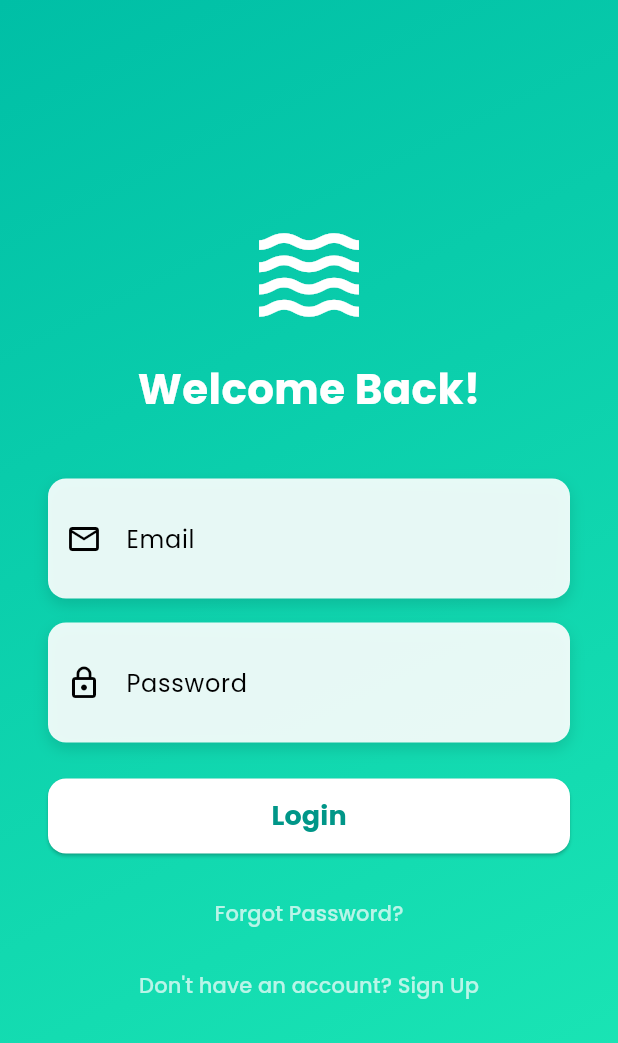
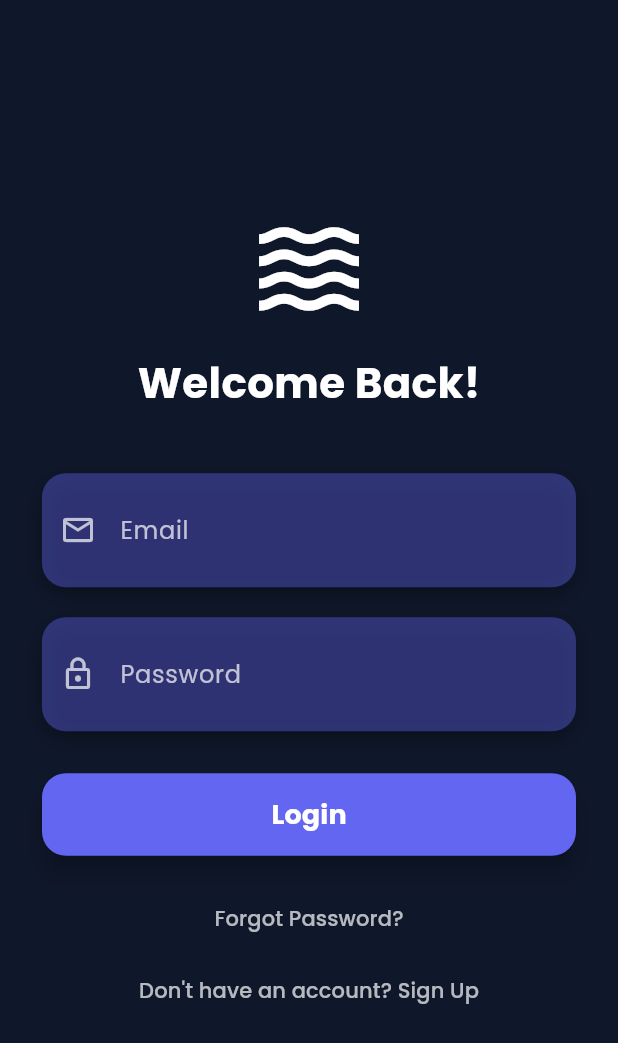
Before and after one commit to Arjav-07/skill_waves, a Flutter app: the screen it shows after launch, on a phone screen of 412 x 824 dp. Shown: the top 1043 px of the screen. Run offline on Flutter 3.47's test engine with Material 3 defaults, Android fonts, the light colour scheme and no system bars; our stand-ins replace firebase_auth, firebase_core, google_fonts, velocity_x; accounts and stored records are empty.

Commit message:
BUGS IN BAR

```diff
--- a/lib/main.dart
+++ b/lib/main.dart
@@ -3,7 +3,7 @@ import 'package:firebase_core/firebase_core.dart';
 import 'firebase_options.dart';
 
 import 'package:skill_waves/pages/login_page.dart';
-import 'package:skill_waves/pages/signup.dart' hide login_page;
+import 'package:skill_waves/pages/signup.dart';
 import 'package:skill_waves/pages/forgotpassword.dart';
 import 'package:skill_waves/pages/home.dart';
 import 'package:skill_waves/utils/routes.dart';
--- a/lib/pages/home.dart
+++ b/lib/pages/home.dart
@@ -3,7 +3,7 @@ import 'package:flutter/services.dart';
 import 'package:skill_waves/pages/internship.dart';
 import 'package:skill_waves/pages/skills.dart';
 import 'package:skill_waves/pages/profile.dart';
-import 'package:skill_waves/widget/app_drawer.dart';
+import 'package:skill_waves/widget/app_drawer.dart' hide AppDrawer;
 import 'package:skill_waves/widget/nav_bar.dart';
 
 class HomePage extends StatefulWidget {
--- a/lib/pages/login_page.dart
+++ b/lib/pages/login_page.dart
@@ -10,11 +10,16 @@ class LoginPage extends StatefulWidget {
 }
 
 class _LoginPageState extends State<LoginPage> {
+  // Controllers to get input from user
   final TextEditingController emailController = TextEditingController();
   final TextEditingController passwordController = TextEditingController();
+
+  // State variable to show loading indicator during login
   bool isLoading = false;
 
+  // Login function using Firebase Authentication
   Future<void> _login() async {
+    // Validate empty fields
     if (emailController.text.trim().isEmpty ||
         passwordController.text.trim().isEmpty) {
       ScaffoldMessenger.of(context).showSnackBar(
@@ -24,13 +29,15 @@ class _LoginPageState extends State<LoginPage> {
     }
 
     try {
-      setState(() => isLoading = true);
+      setState(() => isLoading = true); // Show loading spinner
+      // Firebase login
       await FirebaseAuth.instance.signInWithEmailAndPassword(
         email: emailController.text.trim(),
         password: passwordController.text.trim(),
       );
       setState(() => isLoading = false);
 
+      // Navigate to HomePage after successful login
       Navigator.pushReplacementNamed(context, MyRoutes.homeRoute);
     } on FirebaseAuthException catch (e) {
       setState(() => isLoading = false);
@@ -43,26 +50,25 @@ class _LoginPageState extends State<LoginPage> {
   @override
   Widget build(BuildContext context) {
     return Scaffold(
-      body: Container(
-        decoration: const BoxDecoration(
-          gradient: LinearGradient(
-            colors: [Color(0xFF00BFA6), Color(0xFF1DE9B6)],
-            begin: Alignment.topLeft,
-            end: Alignment.bottomRight,
-          ),
-        ),
-        child: Center(
+      // Page background color
+      backgroundColor: Color(0xFF0F172A),
+
+      body: Center(
         child: SingleChildScrollView(
-            padding: const EdgeInsets.symmetric(horizontal: 32, vertical: 40),
+          // Padding around the content
+          padding: const EdgeInsets.symmetric(horizontal: 28, vertical: 40),
           child: Column(
             mainAxisAlignment: MainAxisAlignment.center,
             children: [
+              // App Logo Icon
               const Icon(
                 Icons.waves,
                 size: 80,
                 color: Colors.white,
               ),
               const SizedBox(height: 16),
+
+              // Welcome Text
               const Text(
                 "Welcome Back!",
                 style: TextStyle(
@@ -73,70 +79,78 @@ class _LoginPageState extends State<LoginPage> {
               ),
               const SizedBox(height: 40),
 
-                // Email Field
+              // ---------- EMAIL FIELD ----------
               Container(
                 decoration: BoxDecoration(
-    color: Colors.white.withOpacity(0.9),
-    borderRadius: BorderRadius.circular(12),
-    boxShadow: const [
-      BoxShadow(color: Colors.black12, blurRadius: 8, offset: Offset(0, 4)),
+                  color: const Color(0xFF6366F1).withOpacity(0.4), // Purple semi-transparent background
+                  borderRadius: BorderRadius.circular(16),
+                  boxShadow: [
+                    BoxShadow(
+                      color: Colors.black.withOpacity(0.3),
+                      blurRadius: 10,
+                      offset: const Offset(0, 5),
+                    ),
                   ],
                 ),
                 child: TextField(
                   controller: emailController,
                   keyboardType: TextInputType.emailAddress,
+                  style: const TextStyle(color: Colors.white),
                   decoration: const InputDecoration(
-      prefixIcon: Icon(Icons.email_outlined),
+                    prefixIcon: Icon(Icons.email_outlined, color: Colors.white70),
                     labelText: "Email",
+                    labelStyle: TextStyle(color: Colors.white70),
                     border: InputBorder.none,
-      contentPadding: EdgeInsets.fromLTRB(20, 20, 16, 20), // <-- Left padding 20
+                    contentPadding: EdgeInsets.symmetric(horizontal: 20, vertical: 18),
                   ),
                 ),
               ),
-const SizedBox(height: 16),
+              const SizedBox(height: 20),
 
-
-                // Password Field
+              // ---------- PASSWORD FIELD ----------
               Container(
                 decoration: BoxDecoration(
-                    color: Colors.white.withOpacity(0.9),
-                    borderRadius: BorderRadius.circular(12),
+                  color: const Color(0xFF6366F1).withOpacity(0.4), // Same style as email field
+                  borderRadius: BorderRadius.circular(16),
                   boxShadow: [
                     BoxShadow(
-                        color: Colors.black12,
-                        blurRadius: 8,
-                        offset: Offset(0, 4),
+                      color: Colors.black.withOpacity(0.3),
+                      blurRadius: 10,
+                      offset: const Offset(0, 5),
                     ),
                   ],
                 ),
                 child: TextField(
                   controller: passwordController,
-                    obscureText: true,
+                  obscureText: true, // Hide text for password
+                  style: const TextStyle(color: Colors.white),
                   decoration: const InputDecoration(
-                      prefixIcon: Icon(Icons.lock_outline),
+                    prefixIcon: Icon(Icons.lock_outline, color: Colors.white70),
                     labelText: "Password",
+                    labelStyle: TextStyle(color: Colors.white70),
                     border: InputBorder.none,
-                      contentPadding: EdgeInsets.symmetric(horizontal: 16, vertical: 20),
+                    contentPadding: EdgeInsets.symmetric(horizontal: 20, vertical: 18),
                   ),
                 ),
               ),
-                const SizedBox(height: 24),
+              const SizedBox(height: 28),
 
-                // Login Button
+              // ---------- LOGIN BUTTON ----------
               SizedBox(
                 width: double.infinity,
-                  height: 50,
+                height: 55,
                 child: ElevatedButton(
-                    onPressed: isLoading ? null : _login,
+                  onPressed: isLoading ? null : _login, // Disable button if loading
                   style: ElevatedButton.styleFrom(
-                      backgroundColor: Colors.white,
-                      foregroundColor: Colors.teal,
+                    backgroundColor: const Color(0xFF6366F1), // Purple background
+                    foregroundColor: Colors.white, // White text
                     shape: RoundedRectangleBorder(
-                        borderRadius: BorderRadius.circular(12),
+                      borderRadius: BorderRadius.circular(16),
                     ),
+                    elevation: 6, // Button shadow
                   ),
                   child: isLoading
-                        ? const CircularProgressIndicator(color: Colors.teal)
+                      ? const CircularProgressIndicator(color: Colors.white) // Show spinner
                       : const Text(
                           "Login",
                           style: TextStyle(
@@ -146,34 +160,33 @@ const SizedBox(height: 16),
                         ),
                 ),
               ),
-                const SizedBox(height: 16),
+              const SizedBox(height: 18),
 
-                // Forgot Password
+              // ---------- FORGOT PASSWORD LINK ----------
               TextButton(
                 onPressed: () {
                   Navigator.pushNamed(context, MyRoutes.forgotPasswordRoute);
                 },
                 child: const Text(
                   "Forgot Password?",
-                    style: TextStyle(color: Colors.white70),
+                  style: TextStyle(color: Colors.white70, fontSize: 14),
                 ),
               ),
 
-                // Sign Up
+              // ---------- SIGN UP LINK ----------
               TextButton(
                 onPressed: () {
                   Navigator.pushNamed(context, MyRoutes.SignUpPageRoute);
                 },
                 child: const Text(
                   "Don't have an account? Sign Up",
-                    style: TextStyle(color: Colors.white70),
+                  style: TextStyle(color: Colors.white70, fontSize: 14),
                 ),
               ),
             ],
           ),
         ),
       ),
-      ),
     );
   }
 }
--- a/lib/widget/themes.dart
+++ b/lib/widget/themes.dart
@@ -3,64 +3,94 @@ import 'package:google_fonts/google_fonts.dart';
 import 'package:velocity_x/velocity_x.dart';
 
 class MyTheme {
+  // Light Theme (but styled to match Login Page theme)
   static ThemeData lightTheme(BuildContext context) => ThemeData(
         brightness: Brightness.light,
-
         cardColor: Colors.white,
         canvasColor: creamColor,
         colorScheme: ColorScheme.fromSwatch(
-                primarySwatch: Colors.deepPurple, brightness: Brightness.light)
-            .copyWith(
-          primary: darkBluishColor,
-          secondary: darkBluishColor,
+          primarySwatch: Colors.indigo,
+          brightness: Brightness.light,
+        ).copyWith(
+          primary: accentColor, // Matching Login Button
+          secondary: accentColor,
           tertiary: Colors.grey,
         ),
         elevatedButtonTheme: ElevatedButtonThemeData(
           style: ElevatedButton.styleFrom(
-            backgroundColor: darkBluishColor,
+            backgroundColor: accentColor,
             foregroundColor: Colors.white,
+            shape: RoundedRectangleBorder(
+              borderRadius: BorderRadius.circular(16),
+            ),
           ),
         ),
         appBarTheme: const AppBarTheme(
-          color: Colors.white,
+          color: Color(0xFF0F172A), // Dark Navbar like login
           elevation: 0.0,
-          iconTheme: IconThemeData(color: Colors.black),
+          iconTheme: IconThemeData(color: Colors.white),
+          titleTextStyle: TextStyle(
+            color: Colors.black,
+            fontSize: 20,
+            fontWeight: FontWeight.bold,
+          ),
         ),
         textTheme: GoogleFonts.poppinsTextTheme(
-            ThemeData.light().textTheme), // Set text theme to Poppins
+          ThemeData.light().textTheme,
+        ).apply(
+          bodyColor: Colors.black, // White text for dark bg
+          displayColor: Colors.white,
+        ),
       );
 
+
+
+  // Dark Theme (default app theme)
   static ThemeData darkTheme(BuildContext context) => ThemeData(
         brightness: Brightness.dark,
-        fontFamily:
-            GoogleFonts.poppins().fontFamily, // Use Poppins as the font family
-        cardColor: const Color.fromARGB(255, 8, 8, 8),
-        canvasColor: darkCreamColor,
+        fontFamily: GoogleFonts.poppins().fontFamily,
+        cardColor: const Color(0xFF1E293B), // Darker card
+        canvasColor: darkBgColor, // Background same as login page
         colorScheme: ColorScheme.fromSwatch(
-                primarySwatch: Colors.deepPurple, brightness: Brightness.dark)
-            .copyWith(
+          primarySwatch: Colors.indigo,
+          brightness: Brightness.dark,
+        ).copyWith(
           primary: Colors.white,
-          secondary: lightBluishColor,
+          secondary: accentColor,
           tertiary: Colors.grey,
-          tertiaryContainer: tblue,
         ),
         elevatedButtonTheme: ElevatedButtonThemeData(
           style: ElevatedButton.styleFrom(
-              backgroundColor: lightBluishColor, foregroundColor: Colors.white),
+            backgroundColor: accentColor,
+            foregroundColor: Colors.white,
+            shape: RoundedRectangleBorder(
+              borderRadius: BorderRadius.circular(16),
+            ),
+          ),
         ),
         appBarTheme: const AppBarTheme(
-          color: Colors.black,
+          color: Color(0xFF0F172A),
           elevation: 0.0,
           iconTheme: IconThemeData(color: Colors.white),
+          titleTextStyle: TextStyle(
+            color: Colors.white,
+            fontSize: 20,
+            fontWeight: FontWeight.bold,
+          ),
         ),
         textTheme: GoogleFonts.poppinsTextTheme(
-            ThemeData.light().textTheme), // Set text theme to Poppins
+          ThemeData.dark().textTheme,
+        ).apply(
+          bodyColor: Colors.white,
+          displayColor: Colors.white,
+        ),
       );
 
-  // Colors
+  // Colors (following Login Page)
+  static Color darkBgColor = const Color(0xFF0F172A); // Login BG
+  static Color accentColor = const Color(0xFF6366F1); // Login button & fields
   static Color creamColor = const Color(0xfff5f5f5);
   static Color darkCreamColor = Vx.gray900;
   static Color darkBluishColor = const Color(0xff403b58);
   static Color lightBluishColor = Vx.indigo500;
-  static Color tblue = const Color.fromARGB(255, 45, 46, 87);
 }
```
Also changed, not shown: lib/pages/forgotpassword.dart (+5 -4 lines), lib/pages/internship.dart (+20 -4 lines), lib/pages/skills.dart (+64 -14 lines), lib/widget/app_drawer.dart (+169 -145 lines). Lines whose indentation alone changed are shown as unchanged.
